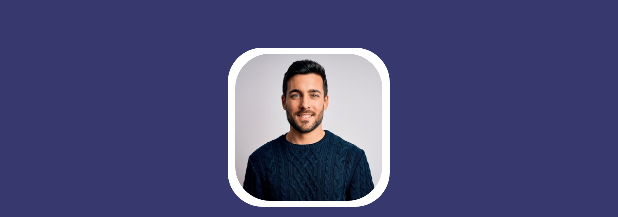
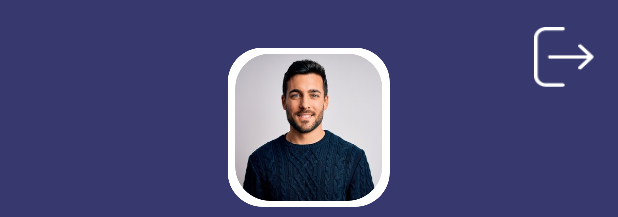
Before and after one commit to DILANDEVINDA/Fuel_Que_MobileApp, an Android app: the layout activity_homescreen_consumer.xml on its own in the app's theme, with its tools: preview values and no code run, on a phone screen of 412 x 824 dp. Shown: the top 217 px of the screen. Run offline under Robolectric (Android 15) with nearby library versions, the phone set to English and light mode, and no system bars.

Commit message:
integrated session and logout button for consumer and owner

```diff
--- a/app/src/main/java/com/example/fuel_que_mobileapp/SignUpOwner.java
+++ b/app/src/main/java/com/example/fuel_que_mobileapp/SignUpOwner.java
@@ -48,7 +48,8 @@ public class SignUpOwner extends AppCompatActivity {
                         .build();
 
                 UserAPI api = retrofit.create(UserAPI.class);
-                Call<Void> call = api.createOwner(oandS);
+                Call<Void> call = api.createOwner(
+                        oandS);
 
                 call.enqueue(new Callback<Void>() {
 
--- a/app/src/main/res/layout/activity_homescreen_consumer.xml
+++ b/app/src/main/res/layout/activity_homescreen_consumer.xml
@@ -47,6 +47,19 @@
                     app:layout_constraintStart_toStartOf="parent"
                     app:layout_constraintTop_toTopOf="parent"
                     app:srcCompat="@drawable/profile" />
+
+
+                <ImageButton
+                    android:id="@+id/imageButtonLogoutinConsumerHomescreen"
+                    android:layout_width="40dp"
+                    android:layout_height="40dp"
+                    android:layout_marginBottom="232dp"
+                    android:background="@drawable/btn_6"
+                    android:contentDescription="Logout"
+                    app:layout_constraintBottom_toBottomOf="@+id/imageView11"
+                    app:layout_constraintEnd_toEndOf="parent"
+                    app:layout_constraintHorizontal_bias="0.855"
+                    app:layout_constraintStart_toEndOf="@+id/imageView10" />
 
                 <TextView
                     android:id="@+id/textView4"
```
Also changed, not shown: app/src/main/java/com/example/fuel_que_mobileapp/HomeScreenConsumer.java (+35 -0 lines), app/src/main/java/com/example/fuel_que_mobileapp/HomeScreenOwner.java (+11 -2 lines), app/src/main/java/com/example/fuel_que_mobileapp/Login.java (+9 -11 lines), app/src/main/java/com/example/fuel_que_mobileapp/SplashScreen.java (+25 -0 lines).
